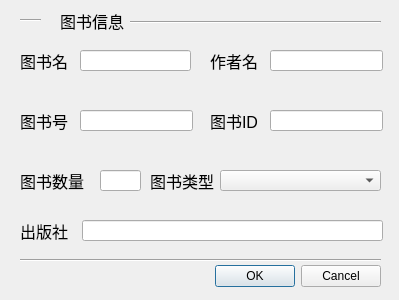
The window that LibraryManager/bookinformationmanageradddatadialog.ui (Guodanding/713topteam_LibraryManagerSystem) describes before a commit, drawn with Qt 5.
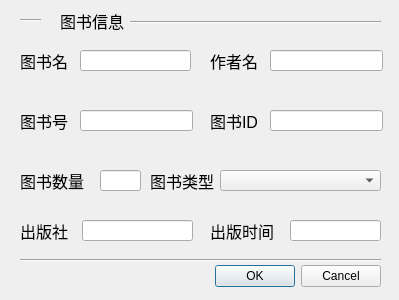
The same window after the commit.

```diff
--- a/LibraryManager/bookinformationmanageradddatadialog.ui
+++ b/LibraryManager/bookinformationmanageradddatadialog.ui
@@ -131,7 +131,7 @@
     <rect>
      <x>82</x>
      <y>220</y>
-     <width>301</width>
+     <width>111</width>
      <height>21</height>
     </rect>
    </property>
@@ -282,6 +282,34 @@
     </rect>
    </property>
   </widget>
+  <widget class="QLabel" name="label_9">
+   <property name="geometry">
+    <rect>
+     <x>210</x>
+     <y>220</y>
+     <width>81</width>
+     <height>21</height>
+    </rect>
+   </property>
+   <property name="font">
+    <font>
+     <pointsize>12</pointsize>
+    </font>
+   </property>
+   <property name="text">
+    <string>出版时间</string>
+   </property>
+  </widget>
+  <widget class="QLineEdit" name="PublishTimelineEdit">
+   <property name="geometry">
+    <rect>
+     <x>290</x>
+     <y>220</y>
+     <width>91</width>
+     <height>21</height>
+    </rect>
+   </property>
+  </widget>
  </widget>
  <resources/>
  <connections>
```
